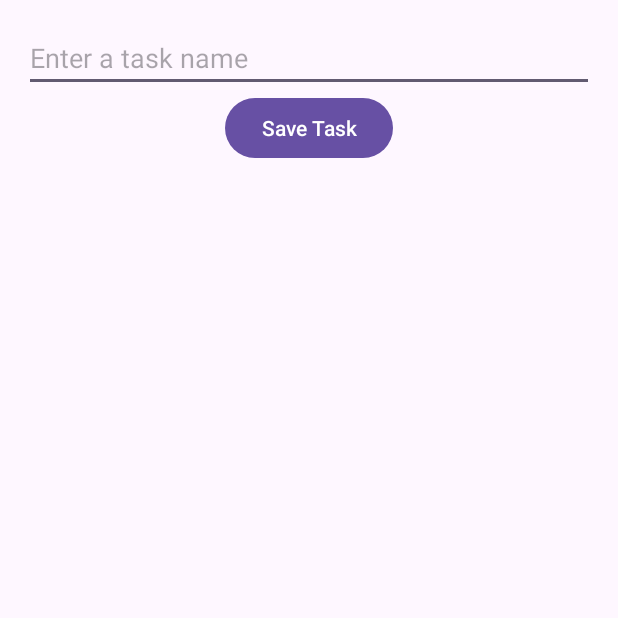
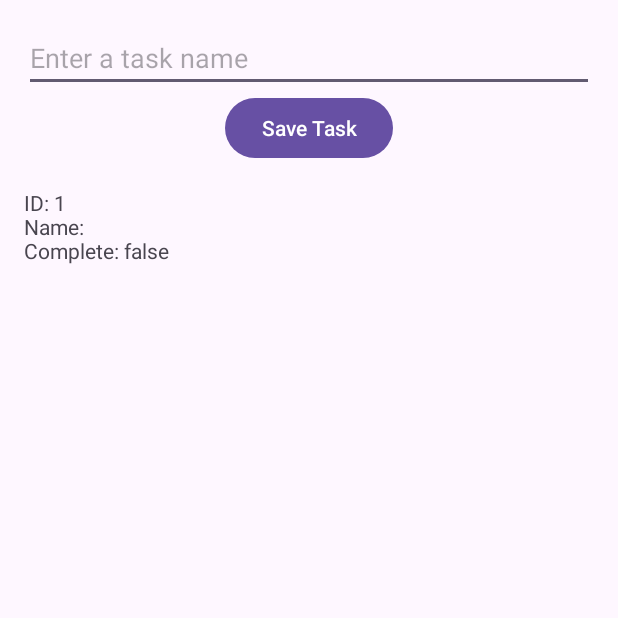
Before and after one commit to ErbKqlx/Tasks_DiffUtil, an Android app: the screen it shows after launch (MainActivity), after a tap on "Save Task", on a phone screen of 412 x 824 dp, the top half of it. Run offline under Robolectric (Android 15) with nearby library versions, the phone set to English and light mode, and no system bars; our stand-ins replace Room's generated code, data binding.

Commit message:
Чтение записей

```diff
--- a/app/src/main/java/com/hfad/tasks/TasksFragment.kt
+++ b/app/src/main/java/com/hfad/tasks/TasksFragment.kt
@@ -24,6 +24,7 @@ class TasksFragment : Fragment() {
         val viewModel = ViewModelProvider(
                 this, viewModelFactory).get(TasksViewModel::class.java)
         binding.viewModel = viewModel
+        binding.lifecycleOwner = viewLifecycleOwner
 
         return view
     }
--- a/app/src/main/java/com/hfad/tasks/TasksViewModel.kt
+++ b/app/src/main/java/com/hfad/tasks/TasksViewModel.kt
@@ -1,17 +1,38 @@
 package com.hfad.tasks
 
 import androidx.lifecycle.ViewModel
+import androidx.lifecycle.map
 import androidx.lifecycle.viewModelScope
 import kotlinx.coroutines.launch
 
 class TasksViewModel(val dao: TaskDao) : ViewModel() {
     var newTaskName = ""
 
+    private val tasks = dao.getAll()
+    val tasksString = tasks.map{
+            tasks -> formatTasks(tasks)
+    }
+
     fun addTask(){
         viewModelScope.launch{
             val task = Task("")
+            val tasks = dao.getAll()
             task.taskName = newTaskName
             dao.insert(task)
         }
     }
+
+    fun formatTasks(tasks: List<Task>): String {
+        return tasks.fold("") {
+                str, item -> str + '\n' + formatTask(item)
+        }
+    }
+    fun formatTask(task: Task): String {
+        var str = "ID: ${task.taskId}"
+        str += '\n' + "Name: ${task.taskName}"
+        str += '\n' + "Complete: ${task.taskDone}" + '\n'
+        return str
+    }
+
+
 }
--- a/app/src/main/res/layout/fragment_tasks.xml
+++ b/app/src/main/res/layout/fragment_tasks.xml
@@ -29,6 +29,7 @@
         <TextView
             android:id="@+id/tasks"
             android:layout_width="match_parent"
-            android:layout_height="wrap_content" />
+            android:layout_height="wrap_content"
+            android:text="@{viewModel.tasksString}" />
     </LinearLayout>
 </layout>
```
